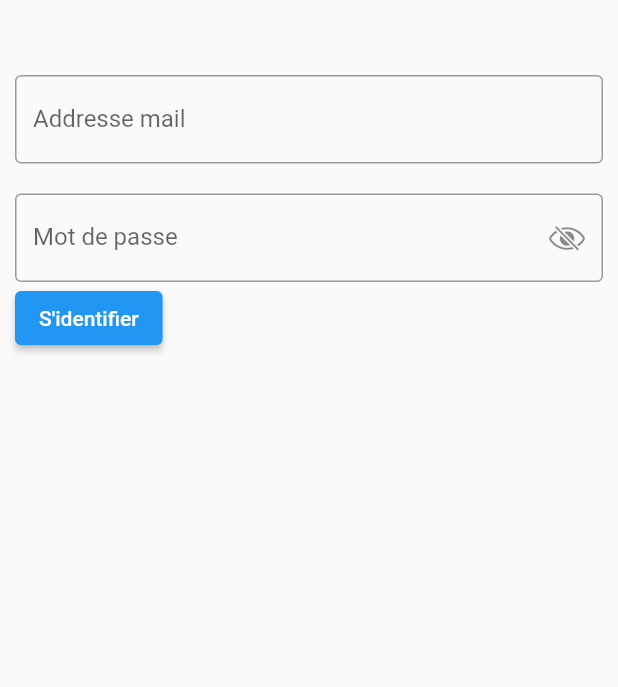
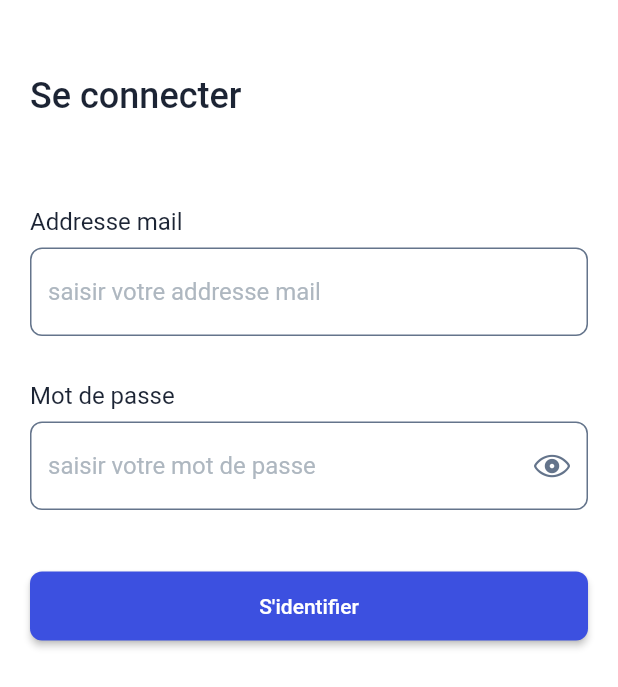
Before and after one commit to challenge-2-esgi/Challenge3, a Flutter app: the screen it shows after launch, on a phone screen of 412 x 824 dp. Shown: the top 687 px of the screen. Run offline on Flutter 3.47's test engine with Material 2 defaults, Android fonts, the light colour scheme and no system bars; drawn by our look-alikes of flutter_form_builder; our stand-ins replace dio, flutter_secure_storage, form_builder_validators.

Commit message:
(mobile) use theme
set global inputs theme
set global elevated button theme
change login screen design

```diff
--- a/mobile/lib/main.dart
+++ b/mobile/lib/main.dart
@@ -4,6 +4,7 @@ import 'package:mobile/core/providers/auth_provider.dart';
 import 'package:mobile/core/services/storage_service.dart';
 import 'package:mobile/screens/home_screen.dart';
 import 'package:mobile/screens/login/login_screen.dart';
+import 'package:mobile/theme/app_theme.dart';
 import 'package:provider/provider.dart';
 
 void main() {
@@ -36,6 +37,7 @@ class AppWidget extends StatelessWidget {
   Widget build(BuildContext context) {
     return MaterialApp(
       title: 'Challenge',
+      theme: AppTheme.themeData,
       routes: {
         '/': (context) => context.authProvider.isAuthenticated
             ? const HomeScreen()
--- a/mobile/lib/screens/login/login_form.dart
+++ b/mobile/lib/screens/login/login_form.dart
@@ -3,6 +3,7 @@ import 'package:flutter/material.dart';
 import 'package:flutter_form_builder/flutter_form_builder.dart';
 import 'package:form_builder_validators/form_builder_validators.dart';
 import 'package:mobile/core/services/api/api_service.dart';
+import 'package:mobile/theme/app_theme.dart';
 
 class LoginForm extends StatefulWidget {
   final ApiService apiService;
@@ -80,15 +81,36 @@ class _LoginFormState extends State<LoginForm> {
     return FormBuilder(
       key: _formKey,
       child: Container(
-        padding: const EdgeInsets.symmetric(horizontal: 10, vertical: 50),
+        padding: const EdgeInsets.symmetric(horizontal: 20, vertical: 50),
+        color: context.theme.colors.white,
         child: Column(
           crossAxisAlignment: CrossAxisAlignment.start,
           children: [
+            Text(
+              "Se connecter",
+              style: TextStyle(
+                fontSize: 24,
+                fontWeight: FontWeight.w500,
+                color: context.theme.colors.black,
+              ),
+            ),
+            const SizedBox(
+              height: 60,
+            ),
+            Text(
+              "Addresse mail",
+              style: TextStyle(
+                fontSize: 16,
+                color: context.theme.colors.black,
+              ),
+            ),
+            const SizedBox(
+              height: 8,
+            ),
             FormBuilderTextField(
               name: "email",
               decoration: const InputDecoration(
-                labelText: "Addresse mail",
-                border: OutlineInputBorder(),
+                hintText: "saisir votre addresse mail",
               ),
               keyboardType: TextInputType.emailAddress,
               validator: FormBuilderValidators.compose(
@@ -101,18 +123,29 @@ class _LoginFormState extends State<LoginForm> {
               ),
             ),
             const SizedBox(
-              height: 20,
+              height: 30,
+            ),
+            Text(
+              "Mot de passe",
+              style: TextStyle(
+                fontSize: 16,
+                color: context.theme.colors.black,
+              ),
+            ),
+            const SizedBox(
+              height: 8,
             ),
             FormBuilderTextField(
               name: "password",
               decoration: InputDecoration(
-                labelText: "Mot de passe",
-                border: const OutlineInputBorder(),
+                hintText: 'saisir votre mot de passe',
                 suffixIcon: IconButton(
                   onPressed: _toggleEye,
-                  icon: Icon(_obscurePassword
-                      ? CupertinoIcons.eye_slash
-                      : CupertinoIcons.eye),
+                  icon: Icon(
+                    _obscurePassword
+                        ? CupertinoIcons.eye
+                        : CupertinoIcons.eye_slash,
+                  ),
                 ),
               ),
               keyboardType: TextInputType.visiblePassword,
@@ -124,7 +157,12 @@ class _LoginFormState extends State<LoginForm> {
                 ],
               ),
             ),
-            ElevatedButton(
+            const SizedBox(
+              height: 40,
+            ),
+            SizedBox(
+              width: double.infinity,
+              child: ElevatedButton(
                 onPressed: _loading ? null : _onSubmit,
                 child: _loading
                     ? const SizedBox(
@@ -136,6 +174,7 @@ class _LoginFormState extends State<LoginForm> {
                       )
                     : const Text("S'identifier"),
               ),
+            )
           ],
         ),
       ),
--- a/mobile/lib/theme/app_theme.dart
+++ b/mobile/lib/theme/app_theme.dart
@@ -46,6 +46,63 @@ class AppTheme {
 
     return base.copyWith(
       extensions: [_colors],
+      elevatedButtonTheme: const ElevatedButtonThemeData(
+        style: ButtonStyle(
+          backgroundColor: MaterialStatePropertyAll(AppColors.primary),
+          shape: MaterialStatePropertyAll(
+            RoundedRectangleBorder(
+              borderRadius: BorderRadius.all(
+                Radius.circular(8),
+              ),
+            ),
+          ),
+          padding: MaterialStatePropertyAll(
+            EdgeInsets.symmetric(horizontal: 28, vertical: 15),
+          ),
+        ),
+      ),
+      inputDecorationTheme: const InputDecorationTheme(
+        floatingLabelBehavior: FloatingLabelBehavior.always,
+        floatingLabelStyle: TextStyle(
+          color: AppColors.primary,
+        ),
+        labelStyle: TextStyle(
+          color: AppColors.body,
+        ),
+        hintStyle: TextStyle(
+          color: AppColors.bodyDark,
+        ),
+        enabledBorder: OutlineInputBorder(
+          borderSide: BorderSide(
+            color: AppColors.body,
+            style: BorderStyle.solid,
+            width: 1,
+          ),
+          borderRadius: BorderRadius.all(
+            Radius.circular(8.0),
+          ),
+        ),
+        focusedBorder: OutlineInputBorder(
+          borderSide: BorderSide(color: AppColors.primary),
+          borderRadius: BorderRadius.all(
+            Radius.circular(8.0),
+          ),
+        ),
+        errorBorder: OutlineInputBorder(
+          borderSide: BorderSide(
+            color: AppColors.danger,
+            style: BorderStyle.solid,
+            width: 1,
+          ),
+          borderRadius: BorderRadius.all(
+            Radius.circular(8.0),
+          ),
+        ),
+        errorStyle: TextStyle(
+          color: AppColors.danger,
+        ),
+        suffixIconColor: AppColors.body,
+      ),
     );
   }
 }
```
Lines whose indentation alone changed are shown as unchanged.
